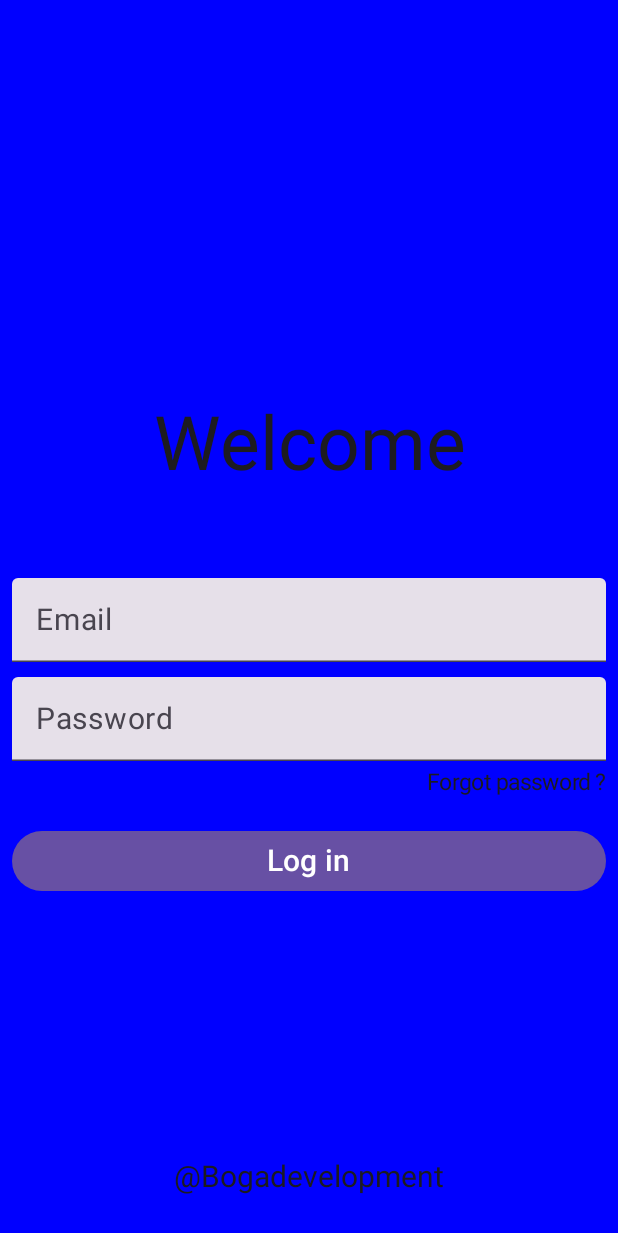
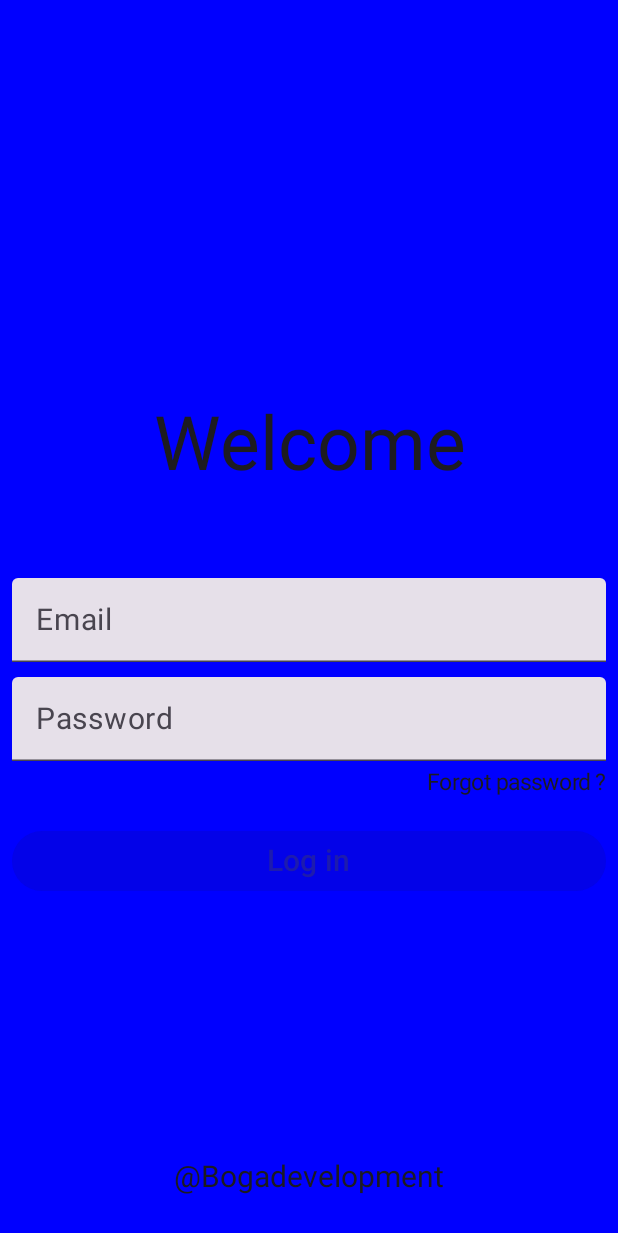
Before and after one commit to BogaDevelopment/HeirloomRecipes, an Android app built with Jetpack Compose: the composable LoginScreen shown on its own in the app's theme, on a phone screen of 412 x 824 dp. Shown: the top 1233 px of the screen. Run offline under Robolectric (Android 15) with nearby library versions, the light colour scheme and no system bars.

Commit message:
3 - Create the login View Model

```diff
--- a/composeApp/src/commonMain/kotlin/com/bogadevelopment/heirloomrecipes/login/ui/LoginScreen.kt
+++ b/composeApp/src/commonMain/kotlin/com/bogadevelopment/heirloomrecipes/login/ui/LoginScreen.kt
@@ -23,14 +23,23 @@ import androidx.compose.ui.graphics.Color
 import androidx.compose.ui.text.style.TextAlign
 import androidx.compose.ui.unit.dp
 import androidx.compose.ui.unit.sp
+import androidx.lifecycle.viewmodel.compose.viewModel
 
 @Composable
-fun LoginScreen() {
+fun LoginScreen(viewModel: LoginViewModel = viewModel()) {
+
+    val state = viewModel.state
+    val message = when{
+        state.loggedIn -> "Success"
+        state.error != null -> state.error
+        else -> null
+    }
+
     Box(
         Modifier.fillMaxSize().background(Color.Blue).padding(8.dp)
     ) {
         Header()
-        Body(Modifier.align(alignment = Alignment.Center))
+        Body(Modifier.align(alignment = Alignment.Center), viewModel, state)
         Footer(Modifier.align(Alignment.BottomCenter))
     }
 }
@@ -47,7 +56,11 @@ fun Footer(modifier: Modifier){
 }
 
 @Composable
-fun Body(modifier: Modifier) {
+fun Body(
+    modifier: Modifier,
+    viewModel: LoginViewModel,
+    state: LoginViewModel.UiState
+) {
     var email by rememberSaveable { mutableStateOf("") }
     var password by rememberSaveable { mutableStateOf("") }
 
@@ -55,24 +68,32 @@ fun Body(modifier: Modifier) {
         VerticalSpacer(40)
         CustomTittle("Welcome", 50)
         VerticalSpacer(60)
-        Field(email, { email = it }, "Email")
+        Field(email, { email = it }, "Email", state.error != null)
         VerticalSpacer(10)
-        Field(password, { password = it }, "Password")
+        Field(password, { password = it }, "Password", state.error != null)
         VerticalSpacer(5)
         CustomText("Forgot password ?", 15, Modifier.align(Alignment.End))
         VerticalSpacer(20)
-        GeneralButton("Log in", 20, modifier)
+        GeneralButton("Log in", 20, modifier,email,password){ viewModel.login(email, password)}
     }
 }
 
 // General components
 
 @Composable
-fun GeneralButton(text: String, shape: Int, modifier: Modifier) {
+fun GeneralButton(
+    text: String,
+    shape: Int,
+    modifier: Modifier,
+    email : String,
+    password : String,
+    isLogin: () -> Unit
+) {
     Button(
-        onClick = {},
+        onClick = { isLogin() },
         shape = RoundedCornerShape(shape.dp),
-        modifier = modifier.fillMaxWidth()
+        modifier = modifier.fillMaxWidth(),
+        enabled = email.isNotEmpty() && password.isNotEmpty()
     ) {
         Text(text = text, fontSize = 20.sp)
     }
@@ -99,12 +120,13 @@ fun CustomText(name: String, size: Int, modifier: Modifier = Modifier) {
 }
 
 @Composable
-fun Field(text: String, onTextChanged: (String) -> Unit, ph: String) {
+fun Field(text: String, onTextChanged: (String) -> Unit, ph: String, isError: Boolean) {
     TextField(
         modifier = Modifier.fillMaxWidth(),
         value = text,
         onValueChange = { onTextChanged(it) },
-        placeholder = { CustomText(ph, 20) }
+        placeholder = { CustomText(ph, 20) },
+        isError = isError
     )
 }
 
--- /dev/null
+++ b/composeApp/src/commonMain/kotlin/com/bogadevelopment/heirloomrecipes/login/ui/LoginViewModel.kt
@@ -0,0 +1,29 @@
+package com.bogadevelopment.heirloomrecipes.login.ui
+
+import androidx.compose.runtime.getValue
+import androidx.compose.runtime.mutableStateOf
+import androidx.compose.runtime.setValue
+import androidx.lifecycle.ViewModel
+
+class LoginViewModel : ViewModel() {
+
+    var state by mutableStateOf(UiState())
+        private set
+
+    data class UiState (
+        val loggedIn : Boolean = false,
+        val error : String? = null
+    )
+
+    fun login(user : String, password : String){
+        state = when{
+            loginEnable(user, password) -> UiState(false, "Invalid")
+            else -> UiState(true)
+        }
+    }
+
+    fun loginEnable (user : String, pass : String) : Boolean {
+        return !user.contains("@") && !user.contains(".com") && pass.length >= 8 && user.isNotEmpty() && pass.isNotEmpty()
+    }
+
+}
--- a/gradle/libs.versions.toml
+++ b/gradle/libs.versions.toml
@@ -26,7 +26,7 @@ androidx-espresso-core = { module = "androidx.test.espresso:espresso-core", vers
 androidx-appcompat = { module = "androidx.appcompat:appcompat", version.ref = "androidx-appcompat" }
 androidx-constraintlayout = { module = "androidx.constraintlayout:constraintlayout", version.ref = "androidx-constraintlayout" }
 androidx-activity-compose = { module = "androidx.activity:activity-compose", version.ref = "androidx-activity" }
-androidx-lifecycle-viewmodel = { module = "org.jetbrains.androidx.lifecycle:lifecycle-viewmodel", version.ref = "androidx-lifecycle" }
+androidx-lifecycle-viewmodel = { module = "org.jetbrains.androidx.lifecycle:lifecycle-viewmodel-compose", version.ref = "androidx-lifecycle" }
 androidx-lifecycle-runtimeCompose = { module = "org.jetbrains.androidx.lifecycle:lifecycle-runtime-compose", version.ref = "androidx-lifecycle" }
 logback = { module = "ch.qos.logback:logback-classic", version.ref = "logback" }
 ktor-serverCore = { module = "io.ktor:ktor-server-core-jvm", version.ref = "ktor" }
```
Also changed, not shown: composeApp/src/commonMain/kotlin/com/bogadevelopment/heirloomrecipes/App.kt (+2 -17 lines).
